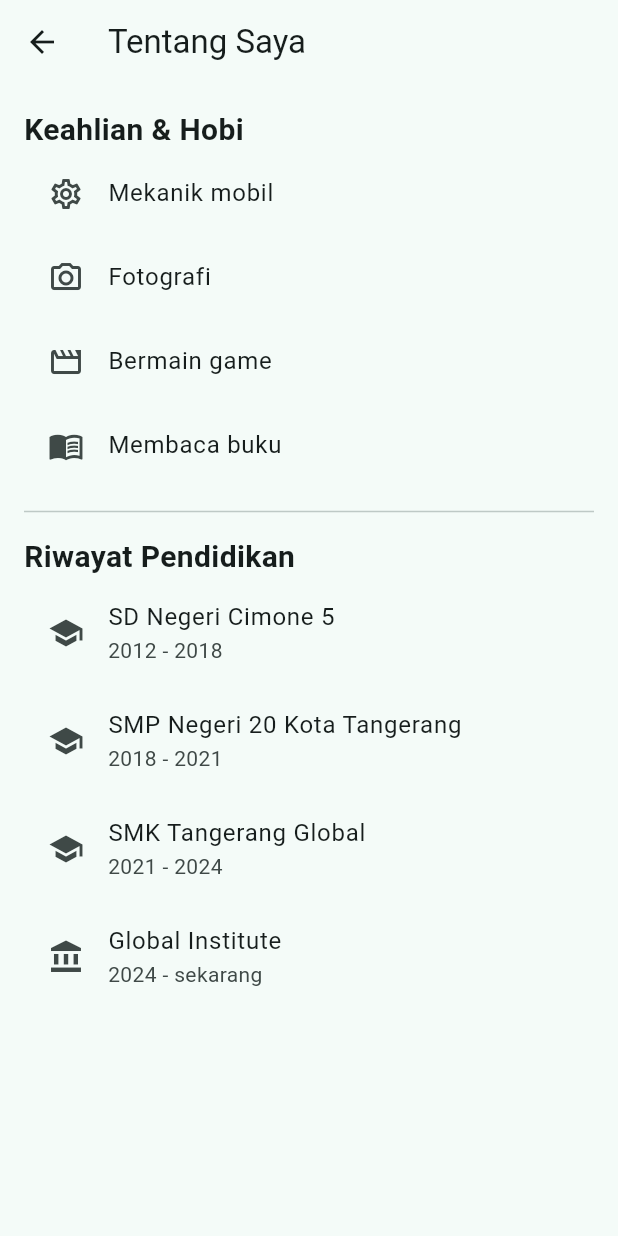
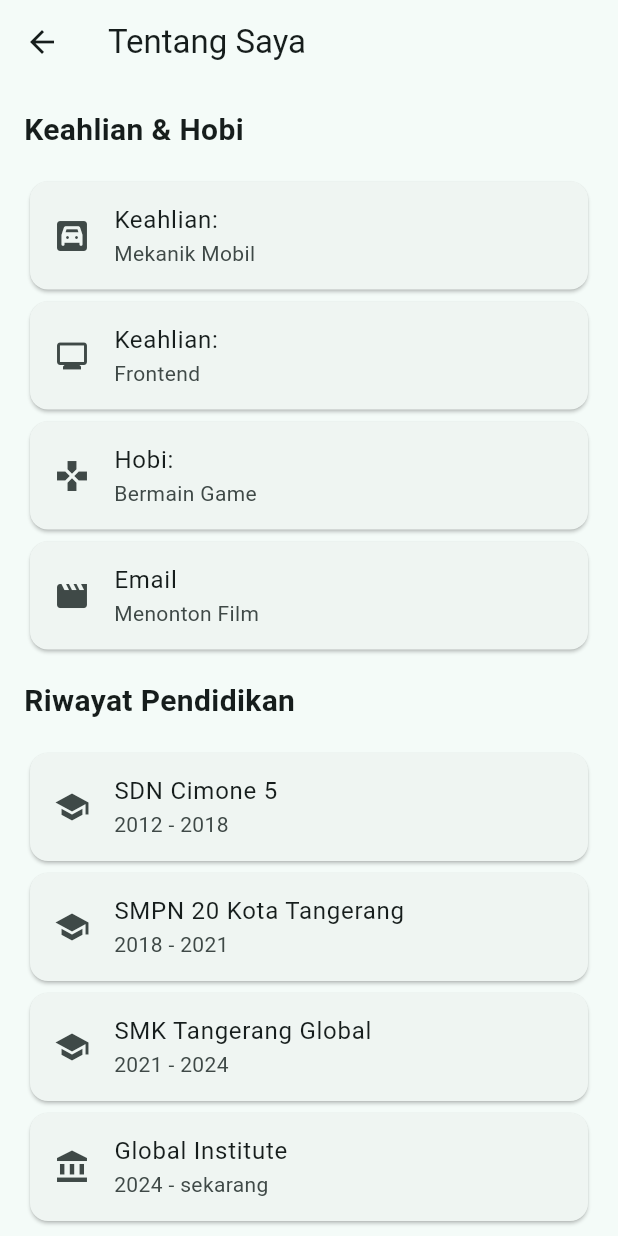
Before and after one commit to RizlH/uts-pml-1124160208, a Flutter app: the AboutPage screen opened by its route, on a phone screen of 412 x 824 dp. Run offline on Flutter 3.47's test engine with Material 3 defaults, Android fonts, the phone set to English and light mode, and no system bars.

Commit message:
refactor: halaman tentang saya memakai widget InfoTile

```diff
--- a/soal2profilapp/lib/screens/about_page.dart
+++ b/soal2profilapp/lib/screens/about_page.dart
@@ -1,4 +1,5 @@
 import 'package:flutter/material.dart';
+import '../widgets/info_tile.dart';
 
 class AboutPage extends StatelessWidget {
   const AboutPage({super.key});
@@ -14,47 +15,21 @@ class AboutPage extends StatelessWidget {
             'Keahlian & Hobi',
             style: TextStyle(fontSize: 20, fontWeight: FontWeight.bold),
           ),
-          ListTile(
-            leading: Icon(Icons.settings_outlined),
-            title: Text('Mekanik mobil'),
-          ),
-          ListTile(
-            leading: Icon(Icons.camera_alt_outlined),
-            title: Text('Fotografi'),
-          ),
-          ListTile(
-            leading: Icon(Icons.movie_creation_outlined),
-            title: Text('Bermain game'),
-          ),
-          ListTile(
-            leading: Icon(Icons.menu_book_outlined),
-            title: Text('Membaca buku'),
-          ),
-          Divider(height: 32),
+          const SizedBox(height: 16),
+          InfoTile(icon: Icons.garage, judul: 'Keahlian:', isi: "Mekanik Mobil"),
+          InfoTile(icon: Icons.monitor, judul: 'Keahlian:', isi: "Frontend"),
+          InfoTile(icon: Icons.gamepad, judul: 'Hobi:', isi: "Bermain Game"),
+          InfoTile(icon: Icons.movie, judul: 'Email', isi: "Menonton Film"),
+          const SizedBox(height: 16),
           Text(
             'Riwayat Pendidikan',
             style: TextStyle(fontSize: 20, fontWeight: FontWeight.bold),
           ),
-          ListTile(
-            leading: Icon(Icons.school),
-            title: Text('SD Negeri Cimone 5'),
-            subtitle: Text('2012 - 2018'),
-          ),
-          ListTile(
-            leading: Icon(Icons.school),
-            title: Text('SMP Negeri 20 Kota Tangerang'),
-            subtitle: Text('2018 - 2021'),
-          ),
-          ListTile(
-            leading: Icon(Icons.school),
-            title: Text('SMK Tangerang Global'),
-            subtitle: Text('2021 - 2024'),
-          ),
-          ListTile(
-            leading: Icon(Icons.account_balance),
-            title: Text('Global Institute'),
-            subtitle: Text('2024 - sekarang'),
-          ),
+          const SizedBox(height: 16),
+          InfoTile(icon: Icons.school, judul: 'SDN Cimone 5', isi: "2012 - 2018"),
+          InfoTile(icon: Icons.school, judul: 'SMPN 20 Kota Tangerang', isi: "2018 - 2021"),
+          InfoTile(icon: Icons.school, judul: 'SMK Tangerang Global', isi: "2021 - 2024"),
+          InfoTile(icon: Icons.account_balance, judul: 'Global Institute', isi: "2024 - sekarang"),
         ],
       ),
     );
```
